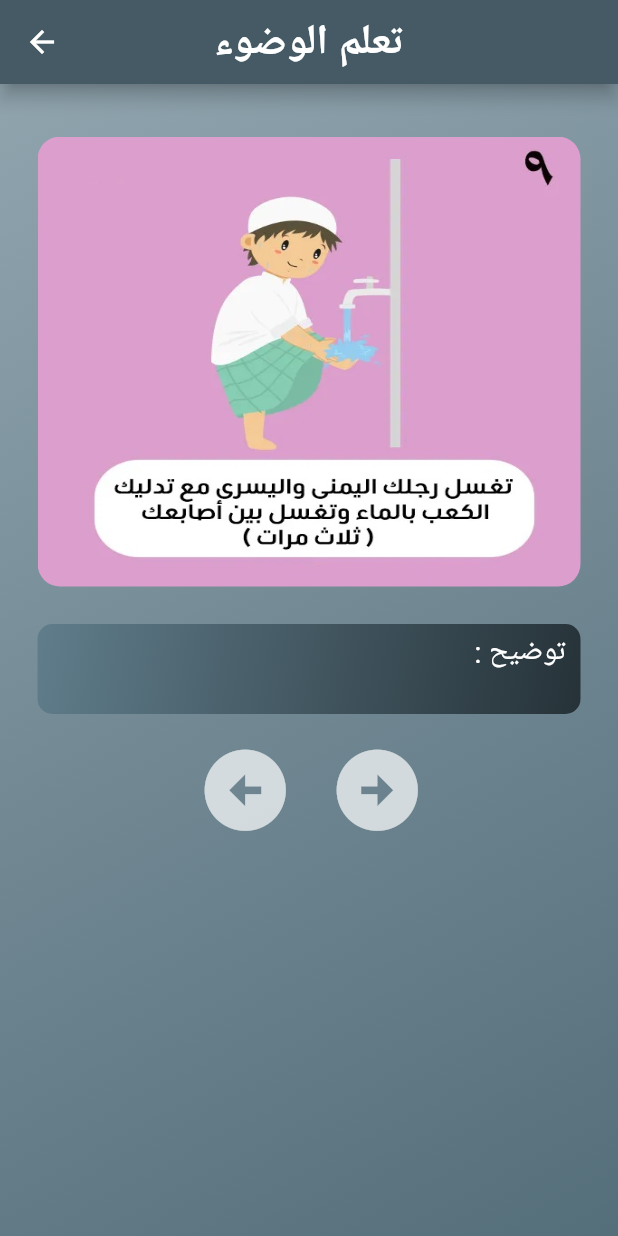
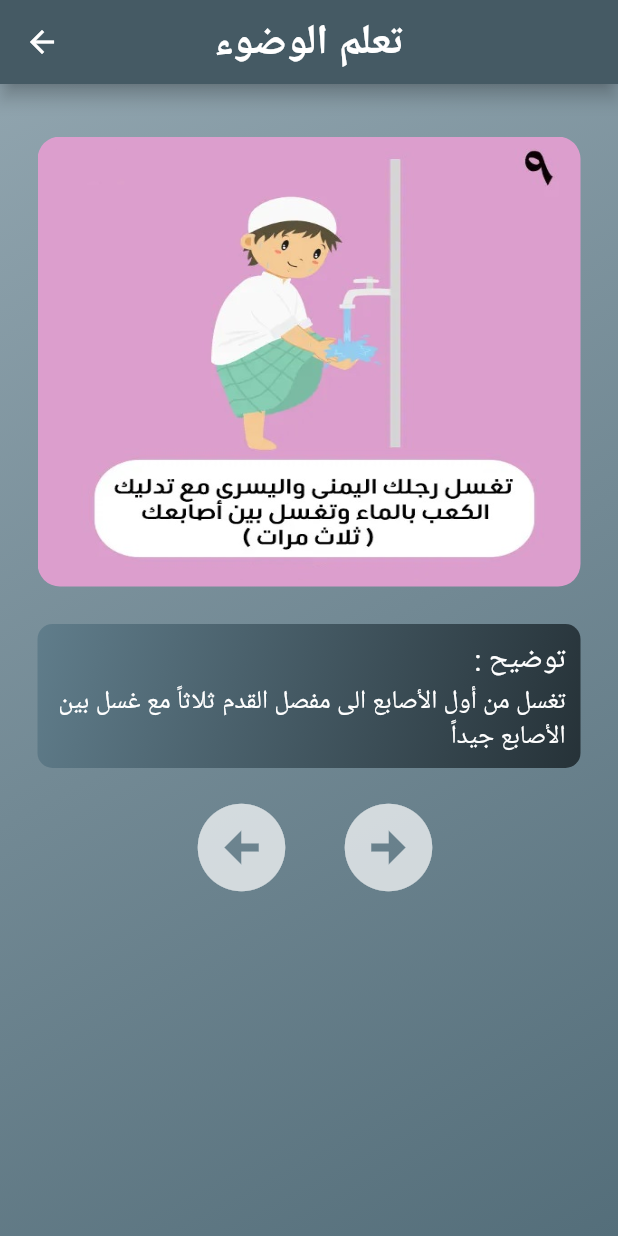
Before and after one commit to alaamorsi/quranApp, a Flutter app: the Learning2Screen screen opened directly, after a tap on the "arrow circle left" icon, on a phone screen of 412 x 824 dp. Run offline on Flutter 3.47's test engine with Material 2 defaults, Android fonts, the light colour scheme and no system bars; our stand-ins replace conditional_builder_null_safety, just_audio, just_audio_background, rxdart, shared_preferences; missing offline and left inert: flutter_cached_pdfview; accounts and stored records are empty.

Commit message:
لو فيه ارور قولى

```diff
--- a/lib/consts.dart
+++ b/lib/consts.dart
@@ -1,5 +1,3 @@
 bool haveQuranBM = false;
 bool haveBookMark = false;
 int counter = 0;
-String shaikhUrl = '';
-int currentSora = 0 ;
--- a/lib/screens/learning2.dart
+++ b/lib/screens/learning2.dart
@@ -43,28 +43,28 @@ class Learning2ScreenState extends State<Learning2Screen> {
   ];
 
   List<String> washingNotes =[
-    '',
-    '',
-    '',
-    '',
-    '',
-    '',
-    '',
-    '',
-    '',
+    'يُستحب استعمال السواك قبل الوضوء ,اولاً التسمية عند البدأ',
+    'غسل اليدين مع غسل الأصابع جيداً بالماء ثلاث الماء',
+    '...',
+    '...',
+    'تأخذ بكلتا يديك بعض الماء لتغسل وجهك من أقصى الجبهة إلى الذقن ثلاث مرات',
+    'تغسل بيدك اليسري يدك اليمنى من الكف حتى الكوع او اعلى قليلا ( ثلاث مرات ), ثم تغسل يدك اليسرى بنفس الطريقة ثلاث مرات',
+    'مع تخليل (أدخال) الأصابع بين الشعر ',
+    '...',
+    'تغسل من أول الأصابع الى مفصل القدم ثلاثاً مع غسل بين الأصابع جيداً',
   ];
   List<String> prayingNotes =[
     'النية محلها القلب, لا يشترط القول باللسان',
-    'التكبير بفتح الاصابع ورفع اليدين إلى الأذن او إلى ارتفاع الكتف(تكبيرة الإحرام)',
-    'تضع يديك (اليسرى ثم اليمنى) مابين السرة والصدر وتقرأ دعاء الإستفتاح(سنه لا يوثر عدم قوله على صحة الصلاة) ثم سورة الفاتحة وما تيسر من القرأن',
+    'التكبير بفتح الأصابع ورفع اليدين إلى الأذن او إلى ارتفاع الكتف (تكبيرة الإحرام)',
+    'تضع يديك (اليسرى ثم اليمنى) مابين السٌرة والصدر وتقرأ دعاء الإستفتاح (سنة لا يؤثر عدم قوله على صحة الصلاة) ثم سورة الفاتحة وما تيسر من القرأن',
     'ترفع يديك ايضاً وتكبر مثل تكبيرة الإحرام',
     'تنحني لتمسك بكفيك مكان الركبتين ايضاً مع فتح الأصابع ومرعاة استقامة الظهر وتقول "سبحان ربي العظيم" ثلاث مرات',
-    'ترفع من الركوع مثل تكبيرة الإحرام ولكن تقول "سمع الله لمن حمده" ثم حين تعتدل فى وقفتك تقول "ربنا ولك الحمد حمداً كثيراً طيباً مباركاً فيه"',
-    'تقول الله اكبر وتنزل على ركبتيك (شرط الاستطاعة) لتسجد مع مباعدة الجسد عن بعضه ومباعدة الكوع عن الأرض والجسد وتوجيه اليدين الى القبلة مع ضم الاصابع وتقول"سبحان ربي الأعلى" ثلاث مرات ويٌستحب ايضا الدعاء',
-    'ثم ترفع من السجود لتجلس فتقول "اللهم اغفرلي وارحمني واهدني وارزقني واجبرني" او إذا لم تحفظه فقط اجلس ثانية',
+    'ترفع من الركوع مثل تكبيرة الإحرام ولكن تقول "سمع الله لمن حمده" ثم حين تعتدل فى وقفتك تقول "ربنا ولك الحمد حمداً كثيراً طيباً مباركاً فيه".',
+    'تقول الله اكبر وتنزل على ركبتيك (شرط الاستطاعة) لتسجد مع مباعدة الجسد عن بعضه ومباعدة الكوع عن الأرض والجسد وتوجيه اليدين الى القبلة مع ضم الأصابع وتقول "سبحان ربي الأعلى" ثلاث مرات ويَجوز ايضا الدعاء بما تريد',
+    'ثم ترفع من السجود لتجلس فتقول "اللهم اغفرلي وارحمني واهدني وارزقني واجبرني" او إذا لم تحفظه فقط اجلس مقدار ثانية او اثنتين',
     'ثم تسجد مرة اخرى مثل الاولى',
-    'ثم حين تنتهي من السجود تقوم فتفع كما فعلت فى اول ركعة ثم تجلس فى السجدة الثانة من الركعة الثانية لقرأة التشهد (كاملاً اذا كانت الصلاة ركعتين فقط كالفجر او السنن او نصف التشهد فى باقى الصلوات) نصف التشهد هو "التحيات لله، والصلوات والطيبات، السلام عليك أيها النبي، ورحمة الله وبركاته، السلام علينا وعلى عباد الله الصالحين، أشهد أن لا إله إلا الله وحده لا شريك له، وأشهد أن محمدًا عبده ورسوله" وكاملا فانك تكمل على النص السابق بـ" اللهم صل على محمد وعلى آل محمد، كما صليت على إبراهيم، وعلى آل إبراهيم، إنك حميد مجيد، اللهم بارك على محمد، وعلى آل محمد، كما باركت على إبراهيم، وعلى آل إبراهيم،إنك حميد مجيد". ',
-    'إذا كانت الصلاة اربع ركعات او ثلاث فأنك تأتي بالركعة الاخيرة فتقرأ التشهد كاملاً فى اخر جِلسه فتنيه لتسلم فتتجه بوحهك الى اليمين وتقول "السلام عليكم ورحمة الله" ثم الى اليسار فتقول مثلها وايضا يجوز الدعاء قبل التسليم'
+    'ثم حين تنتهي من السجود تقوم فتفعل كما فعلت فى اول ركعة ثم تجلس فى السجدة الثانة من الركعة الثانية لقراءة التشهد ( كاملاً اذا كانت الصلاة ركعتين فقط كالفجر او السُنن او نصف التشهد فى باقى الصلوات) نصف التشهد هو "التحيات لله، والصلوات والطيبات، السلام عليك أيها النبي، ورحمة الله وبركاته، السلام علينا وعلى عباد الله الصالحين، أشهد أن لا إله إلا الله وحده لا شريك له، وأشهد أن محمدًا عبده ورسوله" وكاملا فإنك تكمل على النص السابق بـ" اللهم صل على محمد وعلى آل محمد، كما صليت على إبراهيم، وعلى آل إبراهيم، إنك حميد مجيد، اللهم بارك على محمد، وعلى آل محمد، كما باركت على إبراهيم، وعلى آل إبراهيم،إنك حميد مجيد".',
+    'إذا كانت الصلاة اربع ركعات او ثلاث فإنك تأتي فى الركعة الاخيرة فتقرأ التشهد كاملاً فى اخر جلسة فتنيه لتسلم فتتجه بوجهك الى اليمين وتقول "السلام عليكم ورحمة الله" ثم الى اليسار فتقول مثلها وايضا يجوز الدعاء قبل التسليم'
   ];
   List<String> learn = [];
   List<String> notes = [];
@@ -125,12 +125,12 @@ class Learning2ScreenState extends State<Learning2Screen> {
                     ),
                   ),
                   child: Padding(
-                    padding: const EdgeInsets.all(5.0),
+                    padding: const EdgeInsets.all(10.0),
                     child: Column(
                       mainAxisAlignment: MainAxisAlignment.start,
                       crossAxisAlignment: CrossAxisAlignment.end,
                       children: [
-                        Text(': توضيح ',style: TextStyle(color: Colors.white,fontSize: 20.0),),
+                        Text(': توضيح',style: TextStyle(color: Colors.white,fontSize: 20.0),),
                         SizedBox(height: 3.0,),
                         Text('${notes[plus]}',style: TextStyle(color: Colors.white,fontSize: 17.0),textAlign: TextAlign.end,),
                       ]
@@ -155,8 +155,8 @@ class Learning2ScreenState extends State<Learning2Screen> {
                           plus = learn.length-1;
                         });
                       }
-                    }, icon: Icon(Icons.arrow_circle_left,size: 65,color: Colors.white70,)),
-                    SizedBox(width: 40.0,),
+                    }, icon: Icon(Icons.arrow_circle_left,size: 70,color: Colors.white70,)),
+                    SizedBox(width: 50.0,),
                     IconButton(onPressed: (){
                       if(plus < learn.length-1){
                         setState(() {
@@ -169,10 +169,11 @@ class Learning2ScreenState extends State<Learning2Screen> {
                           plus = 0;
                         });
                       }
-                    }, icon: Icon(Icons.arrow_circle_right,size: 65,color: Colors.white70,)),
+                    }, icon: Icon(Icons.arrow_circle_right,size: 70,color: Colors.white70,)),
                     SizedBox(width: 30.0,),
                   ]
                 ),
+                SizedBox(height: 30.0,),
               ]
           ),
         ),
--- a/lib/screens/quran_list.dart
+++ b/lib/screens/quran_list.dart
@@ -50,7 +50,7 @@ class QuranListView extends StatelessWidget {
                     itemBuilder: (context, index) =>
                         chapterItem(context: context, from: hollyQuraan, index: index,
                             // navScreen: QuranScreen(chapter: hollyQuraan[index], shaikh: shaikh)),
-                            navScreen: Test(chapter: hollyQuraan[index], shaikh: shaikh, index: index,)),
+                            navScreen: QuranScreen(chapter: hollyQuraan[index], shaikh: shaikh, index: index,)),
                     separatorBuilder: (context, index) =>
                         SizedBox(height: 10.0,),
                     itemCount: hollyQuraan.length
--- a/lib/screens/search_of_quran.dart
+++ b/lib/screens/search_of_quran.dart
@@ -98,7 +98,7 @@ class _SearchOfQuranState extends State<SearchOfQuran> {
                             shrinkWrap: true,
                             physics: NeverScrollableScrollPhysics(),
                             itemBuilder: (context, index) =>
-                                buildQuranItem(searchList[index], widget.shaikh),
+                                buildQuranItem(searchList[index], widget.shaikh,index),
                             separatorBuilder: (context, index) =>
                                 SizedBox(height: 10.0,),
                             itemCount: searchList.length)
@@ -112,7 +112,7 @@ class _SearchOfQuranState extends State<SearchOfQuran> {
     );
   }
 
-  Widget buildQuranItem(QuranChapter chapter, AlShaikh shaikh) =>
+  Widget buildQuranItem(QuranChapter chapter, AlShaikh shaikh,int index) =>
       Container(
         height: 50.0,
         decoration: BoxDecoration(
@@ -122,7 +122,7 @@ class _SearchOfQuranState extends State<SearchOfQuran> {
           onTap: () {
             Navigator.push(context,
                 MaterialPageRoute(builder: (context) =>
-                    QuranScreen(chapter: chapter, shaikh: shaikh)));
+                    QuranScreen(chapter: chapter, shaikh: shaikh, index: index,)));
           },
           child: Padding(
             padding: const EdgeInsets.symmetric(horizontal: 8.0),
```
Also changed, not shown: lib/screens/quran_screen.dart (+118 -68 lines).
